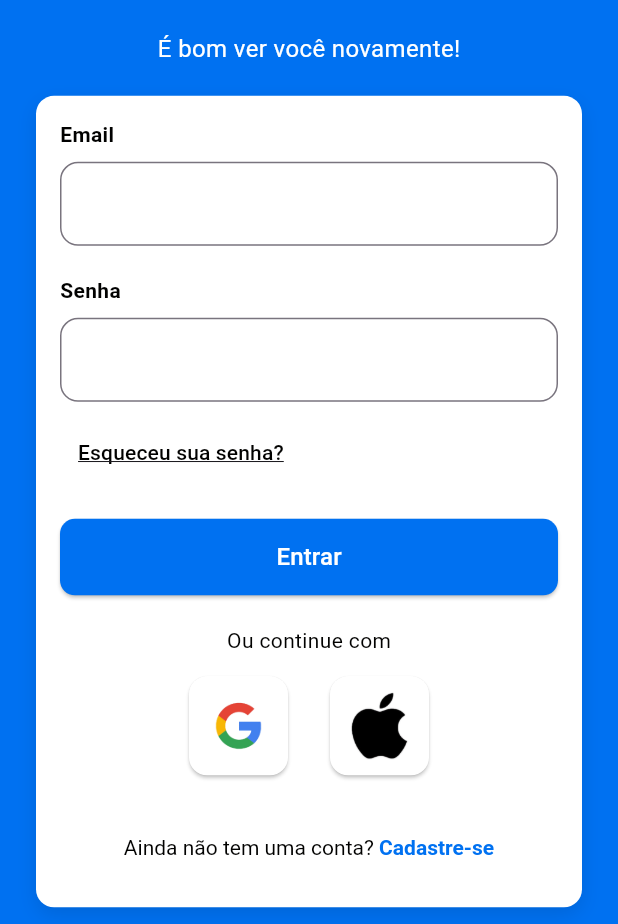
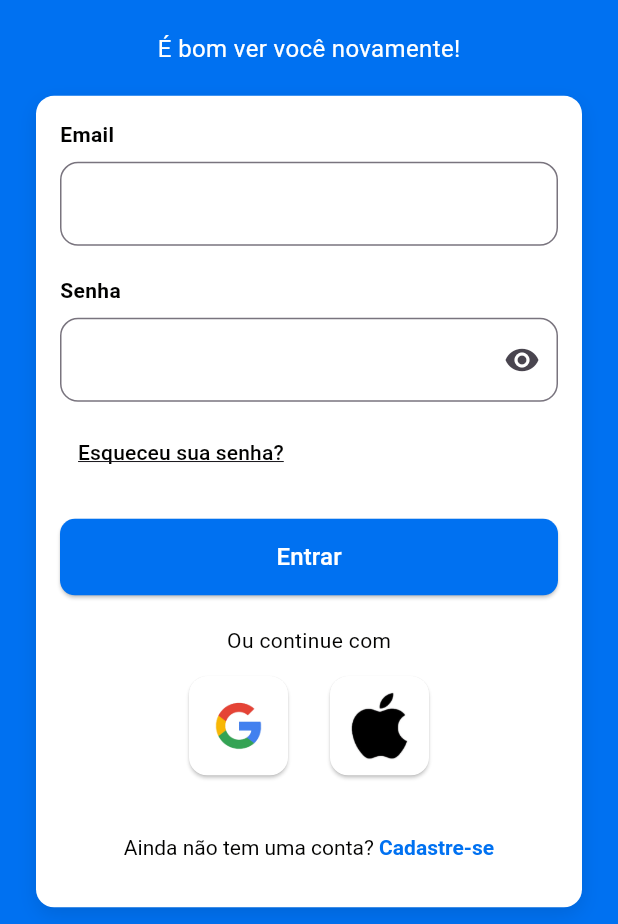
Before and after one commit to JohanVPS/Quiz, a Flutter app: the screen it shows after launch, on a phone screen of 412 x 824 dp, the part 312-1236 px from its top. Run offline on Flutter 3.47's test engine with Material 3 defaults, Android fonts, the phone set to English and light mode, and no system bars; our stand-ins replace cloud_firestore, firebase_auth, firebase_core, percent_indicator; accounts and stored records are empty.

Commit message:
visibilidade da senha no login

```diff
--- a/quiz/lib/screens/SignupScreen.dart
+++ b/quiz/lib/screens/SignupScreen.dart
@@ -282,7 +282,8 @@ class _SignupScreenState extends State<SignupScreen> {
                   Row(
                     mainAxisAlignment: MainAxisAlignment.center,
                     children: [
-                      Text('Já tem uma conta?'),
+                      Text('Já tem uma conta?',
+                      style: TextStyle(color: corCinzaClaro()),),
                       TextButton(
                         onPressed: () {
                           Navigator.pop(context);
--- a/quiz/lib/screens/loginScreen.dart
+++ b/quiz/lib/screens/loginScreen.dart
@@ -20,6 +20,7 @@ class _LoginState extends State<Login> {
   final TextEditingController _emailController = TextEditingController();
   final TextEditingController _passwordController = TextEditingController();
   final GlobalKey<FormState> _formKey = GlobalKey<FormState>();
+  bool _isPasswordVisible = false;
 
   Future<String> fetchUid(String email) async {
     var cliente = await FirebaseFirestore.instance
@@ -191,6 +192,7 @@ class _LoginState extends State<Login> {
                         ),
                         const SizedBox(height: 8),
                         TextFormField(
+                          obscureText: !_isPasswordVisible,
                           controller: _passwordController,
                           style: TextStyle(color: corPreta()),
                           cursorColor: corPreta(),
@@ -207,8 +209,18 @@ class _LoginState extends State<Login> {
                               vertical: 16,
                               horizontal: 12,
                             ),
+                            suffixIcon: IconButton(
+                              icon: Icon(
+                                // Exibe o ícone baseado no estado da senha
+                                _isPasswordVisible ? Icons.visibility_off : Icons.visibility,
+                              ),
+                              onPressed: () {
+                                setState(() {
+                                  _isPasswordVisible = !_isPasswordVisible; // Alterna o estado
+                                });
+                              },
+                            ),
                           ),
-                          obscureText: true,
                           validator: (value) {
                             if (value?.isEmpty ?? true) {
                               return 'Por favor, insira uma senha';
```
